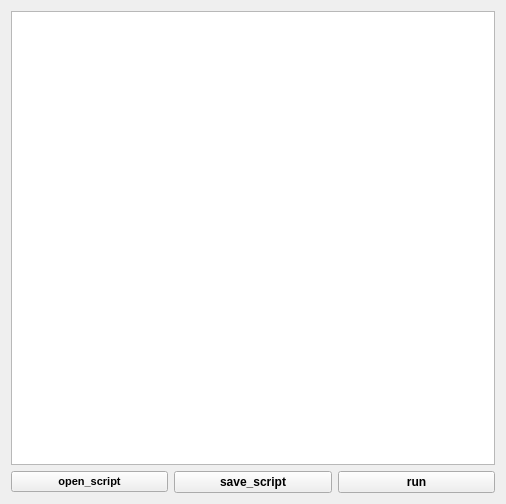
This is widget.ui in werasaimon/realphysics4d as Qt 5 draws it before an edit. The edited form follows.
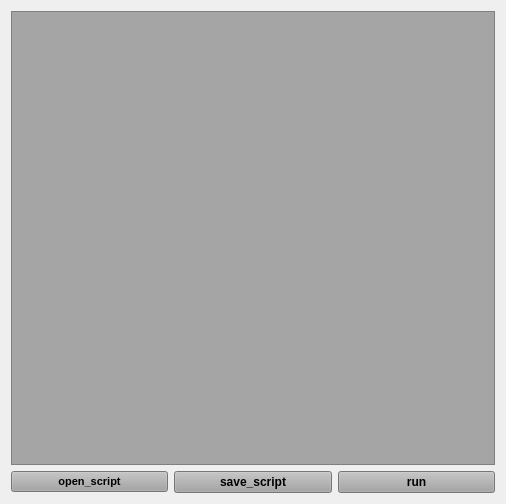
This is the edited form.

The edit to the form file:
```diff
--- a/widget.ui
+++ b/widget.ui
@@ -24,6 +24,9 @@
          <bold>true</bold>
         </font>
        </property>
+       <property name="styleSheet">
+        <string notr="true">background-color: rgb(165, 165, 165);</string>
+       </property>
        <property name="text">
         <string>run</string>
        </property>
@@ -41,6 +44,9 @@
          <strikeout>false</strikeout>
         </font>
        </property>
+       <property name="styleSheet">
+        <string notr="true">background-color: rgb(165, 165, 165);</string>
+       </property>
        <property name="text">
         <string>open_script</string>
        </property>
@@ -54,13 +60,20 @@
          <bold>true</bold>
         </font>
        </property>
+       <property name="styleSheet">
+        <string notr="true">background-color: rgb(165, 165, 165);</string>
+       </property>
        <property name="text">
         <string>save_script</string>
        </property>
       </widget>
      </item>
      <item row="0" column="0" colspan="3">
-      <widget class="QTextEdit" name="textEdit"/>
+      <widget class="QTextEdit" name="textEdit">
+       <property name="styleSheet">
+        <string notr="true">background-color: rgb(165, 165, 165);</string>
+       </property>
+      </widget>
      </item>
     </layout>
    </item>
```
